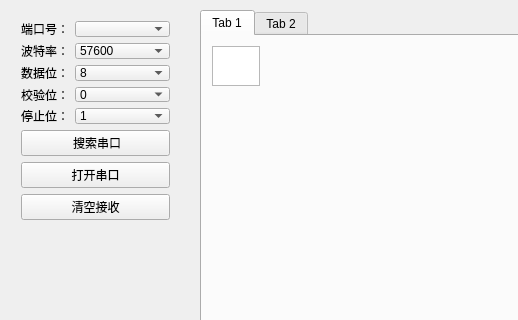
This is SerialPort/mainwindow.ui in shuanglengyunji/SerialPort as Qt 5 draws it before an edit; both pictures show x 0 to 518 and y 0 to 320 of the 750 by 470 pixel window. The edited form follows.
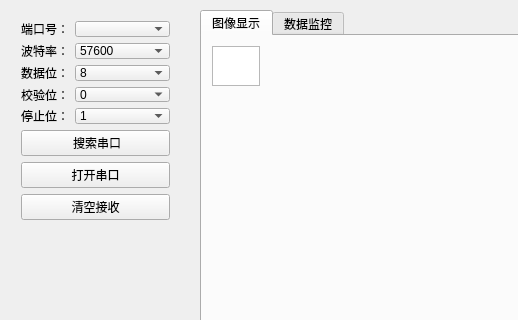
This is the edited form. The open tabs and pages were chosen to show the change.

Commit message: 界面提示修正

Diff of the .ui file:
```diff
--- a/SerialPort/mainwindow.ui
+++ b/SerialPort/mainwindow.ui
@@ -170,7 +170,7 @@
     </property>
     <widget class="QWidget" name="tab">
      <attribute name="title">
-      <string>Tab 1</string>
+      <string>图像显示</string>
      </attribute>
      <widget class="QGraphicsView" name="graphicsView">
       <property name="geometry">
@@ -185,7 +185,7 @@
     </widget>
     <widget class="QWidget" name="tab_2">
      <attribute name="title">
-      <string>Tab 2</string>
+      <string>数据监控</string>
      </attribute>
      <widget class="QWidget" name="gridLayoutWidget">
       <property name="geometry">
```
Left out of the diff: 4 changed lines with no effect on the pictures. The commit also changes 1 other file.
